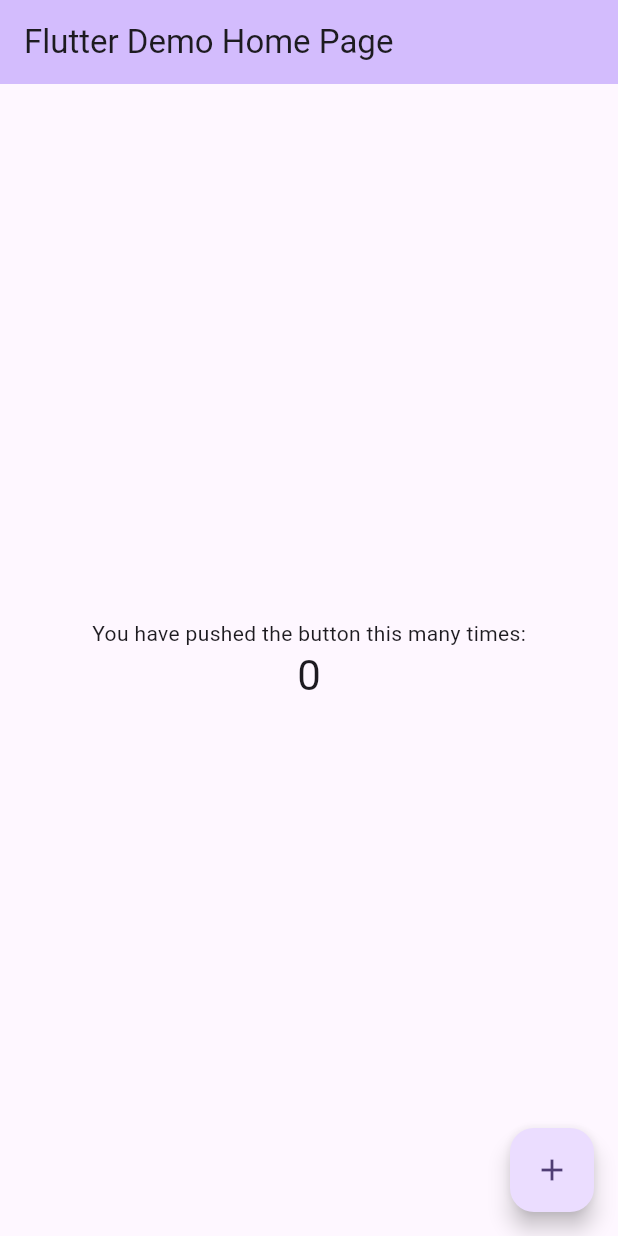
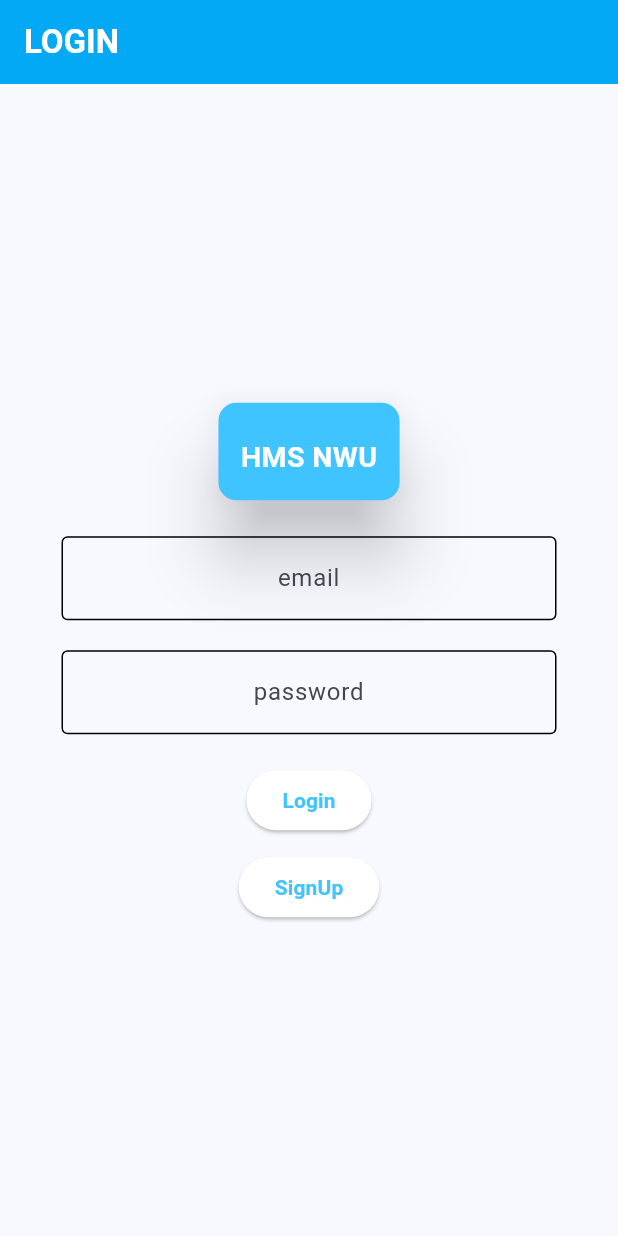
Before and after one commit to Code-Crusaders-NWU/HumanMovementSciences-NWU, a Flutter app: the screen it shows after launch, on a phone screen of 412 x 824 dp. Run offline on Flutter 3.47's test engine with Material 3 defaults, Android fonts, the phone set to English and light mode, and no system bars.

Commit message:
Login + Sign Up page
Added login and signup pages with functionality. Login page functionality needs to be completed

```diff
--- /dev/null
+++ b/front_end/hms_frontend/lib/constants.dart
@@ -0,0 +1,2 @@
+
+const String apiURL = "https://hms-docker-image-357743284410.africa-south1.run.app/";
--- a/front_end/hms_frontend/lib/main.dart
+++ b/front_end/hms_frontend/lib/main.dart
@@ -1,4 +1,5 @@
 import 'package:flutter/material.dart';
+import 'package:hms_frontend/pages/login.dart';
 
 void main() {
   runApp(const MyApp());
@@ -10,116 +11,13 @@ class MyApp extends StatelessWidget {
   // This widget is the root of your application.
   @override
   Widget build(BuildContext context) {
-    return MaterialApp(
+    return  MaterialApp(
       title: 'Flutter Demo',
       theme: ThemeData(
-        // This is the theme of your application.
-        //
-        // TRY THIS: Try running your application with "flutter run". You'll see
-        // the application has a purple toolbar. Then, without quitting the app,
-        // try changing the seedColor in the colorScheme below to Colors.green
-        // and then invoke "hot reload" (save your changes or press the "hot
-        // reload" button in a Flutter-supported IDE, or press "r" if you used
-        // the command line to start the app).
-        //
-        // Notice that the counter didn't reset back to zero; the application
-        // state is not lost during the reload. To reset the state, use hot
-        // restart instead.
-        //
-        // This works for code too, not just values: Most code changes can be
-        // tested with just a hot reload.
-        colorScheme: ColorScheme.fromSeed(seedColor: Colors.deepPurple),
+        colorScheme: ColorScheme.fromSeed(seedColor: Colors.lightBlue),
         useMaterial3: true,
       ),
-      home: const MyHomePage(title: 'Flutter Demo Home Page'),
+      home: LoginScreen(),
     );
   }
 }
-
-class MyHomePage extends StatefulWidget {
-  const MyHomePage({super.key, required this.title});
-
-  // This widget is the home page of your application. It is stateful, meaning
-  // that it has a State object (defined below) that contains fields that affect
-  // how it looks.
-
-  // This class is the configuration for the state. It holds the values (in this
-  // case the title) provided by the parent (in this case the App widget) and
-  // used by the build method of the State. Fields in a Widget subclass are
-  // always marked "final".
-
-  final String title;
-
-  @override
-  State<MyHomePage> createState() => _MyHomePageState();
-}
-
-class _MyHomePageState extends State<MyHomePage> {
-  int _counter = 0;
-
-  void _incrementCounter() {
-    setState(() {
-      // This call to setState tells the Flutter framework that something has
-      // changed in this State, which causes it to rerun the build method below
-      // so that the display can reflect the updated values. If we changed
-      // _counter without calling setState(), then the build method would not be
-      // called again, and so nothing would appear to happen.
-      _counter++;
-    });
-  }
-
-  @override
-  Widget build(BuildContext context) {
-    // This method is rerun every time setState is called, for instance as done
-    // by the _incrementCounter method above.
-    //
-    // The Flutter framework has been optimized to make rerunning build methods
-    // fast, so that you can just rebuild anything that needs updating rather
-    // than having to individually change instances of widgets.
-    return Scaffold(
-      appBar: AppBar(
-        // TRY THIS: Try changing the color here to a specific color (to
-        // Colors.amber, perhaps?) and trigger a hot reload to see the AppBar
-        // change color while the other colors stay the same.
-        backgroundColor: Theme.of(context).colorScheme.inversePrimary,
-        // Here we take the value from the MyHomePage object that was created by
-        // the App.build method, and use it to set our appbar title.
-        title: Text(widget.title),
-      ),
-      body: Center(
-        // Center is a layout widget. It takes a single child and positions it
-        // in the middle of the parent.
-        child: Column(
-          // Column is also a layout widget. It takes a list of children and
-          // arranges them vertically. By default, it sizes itself to fit its
-          // children horizontally, and tries to be as tall as its parent.
-          //
-          // Column has various properties to control how it sizes itself and
-          // how it positions its children. Here we use mainAxisAlignment to
-          // center the children vertically; the main axis here is the vertical
-          // axis because Columns are vertical (the cross axis would be
-          // horizontal).
-          //
-          // TRY THIS: Invoke "debug painting" (choose the "Toggle Debug Paint"
-          // action in the IDE, or press "p" in the console), to see the
-          // wireframe for each widget.
-          mainAxisAlignment: MainAxisAlignment.center,
-          children: <Widget>[
-            const Text(
-              'You have pushed the button this many times:',
-            ),
-            Text(
-              '$_counter',
-              style: Theme.of(context).textTheme.headlineMedium,
-            ),
-          ],
-        ),
-      ),
-      floatingActionButton: FloatingActionButton(
-        onPressed: _incrementCounter,
-        tooltip: 'Increment',
-        child: const Icon(Icons.add),
-      ), // This trailing comma makes auto-formatting nicer for build methods.
-    );
-  }
-}
--- /dev/null
+++ b/front_end/hms_frontend/lib/pages/login.dart
@@ -0,0 +1,129 @@
+import 'dart:convert';
+import 'package:flutter/material.dart';
+import 'package:hms_frontend/components/myButton.dart';
+import 'package:hms_frontend/components/textBox.dart';
+import 'package:hms_frontend/pages/signup.dart';
+import 'package:hms_frontend/constants.dart';
+import 'package:http/http.dart' as http;
+
+
+
+class LoginScreen extends StatelessWidget {
+  LoginScreen({super.key});
+
+  final usernameController = TextEditingController();
+  final passwordController = TextEditingController();
+
+  //login function
+  void login() async{
+    if (usernameController.text.isNotEmpty && passwordController.text.isNotEmpty){
+
+      //API request's body in json format
+      var body = {
+          "email": usernameController.text,
+          "password": passwordController.text
+        };
+
+try {
+          var res = await http.post(
+            Uri.parse("$apiURL/api/login"),
+            headers: {"Content-Type": "application/json"},
+            body: jsonEncode(body),
+          );
+
+          if (res.statusCode == 201) {
+            print('Login successful');
+          } else {
+            print('Login failed: ${res.body}');
+          }
+        } catch (error) {
+          print('Error: $error');
+        }
+      } else {
+        print('Passwords do not match');
+      }
+  }
+
+  @override
+  Widget build(BuildContext context) {
+    return Scaffold(
+      appBar: AppBar(
+        title: const Text(
+          'LOGIN',
+          style: TextStyle(
+            color: Colors.white,
+            fontWeight: FontWeight.bold,
+          ),
+          textAlign: TextAlign.center,
+        ),
+        backgroundColor: Colors.lightBlue,
+      ),
+      body: Padding(
+        padding: EdgeInsets.all(16.0),
+        child: Center(
+          child: Column(
+            mainAxisAlignment: MainAxisAlignment.center,
+
+            children: <Widget>[
+              //Text wdiget to display nice message
+              const Card(elevation: 20 ,
+              color: Colors.lightBlueAccent,
+              child: Padding(
+                padding: EdgeInsets.all(15.0),
+                child: Column(
+                  mainAxisSize: MainAxisSize.min,
+                  children: <Widget>[
+                    SizedBox(height: 8),
+                    Text('HMS NWU',
+                    style: TextStyle(fontSize: 19,
+                    color: Colors.white,
+                    fontWeight: FontWeight.bold,),)
+                  ],
+                  ),
+                  ),
+              ),
+
+              const SizedBox(height: 20),
+
+              //Username TextBox
+              TextBox(
+                controller: usernameController,
+                hintText: 'email',
+                obscureText: false,
+              ),
+
+              const SizedBox(height: 20),
+
+              //Password TextBox
+              TextBox(
+                controller: passwordController,
+                hintText: 'password',
+                obscureText: true,
+              ),
+
+              const SizedBox(height: 20),
+
+              //Login Button
+              MyButton(
+                text: 'Login',
+                onPressed: ()
+                {
+                  print('logged in');
+                },
+              ),
+
+              const SizedBox(height: 10),
+              //SignUp Button
+              MyButton(
+                text: 'SignUp',
+                onPressed: (){
+                  Navigator.push(context, MaterialPageRoute(builder: (context) => SignupScreen()));
+                  },
+              )
+            ],
+          ),
+        ),
+      ),
+    );
+  }
+}//class
--- a/front_end/hms_frontend/pubspec.yaml
+++ b/front_end/hms_frontend/pubspec.yaml
@@ -35,6 +35,9 @@ dependencies:
   # The following adds the Cupertino Icons font to your application.
   # Use with the CupertinoIcons class for iOS style icons.
   cupertino_icons: ^1.0.6
+  http: ^1.2.2
+  flutter_secure_storage: ^9.2.2
+
 
 dev_dependencies:
   flutter_test:
@@ -45,7 +48,7 @@ dev_dependencies:
   # activated in the `analysis_options.yaml` file located at the root of your
   # package. See that file for information about deactivating specific lint
   # rules and activating additional ones.
-  flutter_lints: ^3.0.0
+  flutter_lints: ^4.0.0
 
 # For information on the generic Dart part of this file, see the
 # following page: https://dart.dev/tools/pub/pubspec
```
Also changed, not shown: front_end/hms_frontend/lib/pages/signup.dart (added, +164 -0 lines), front_end/hms_frontend/pubspec.lock, 5 other files.
